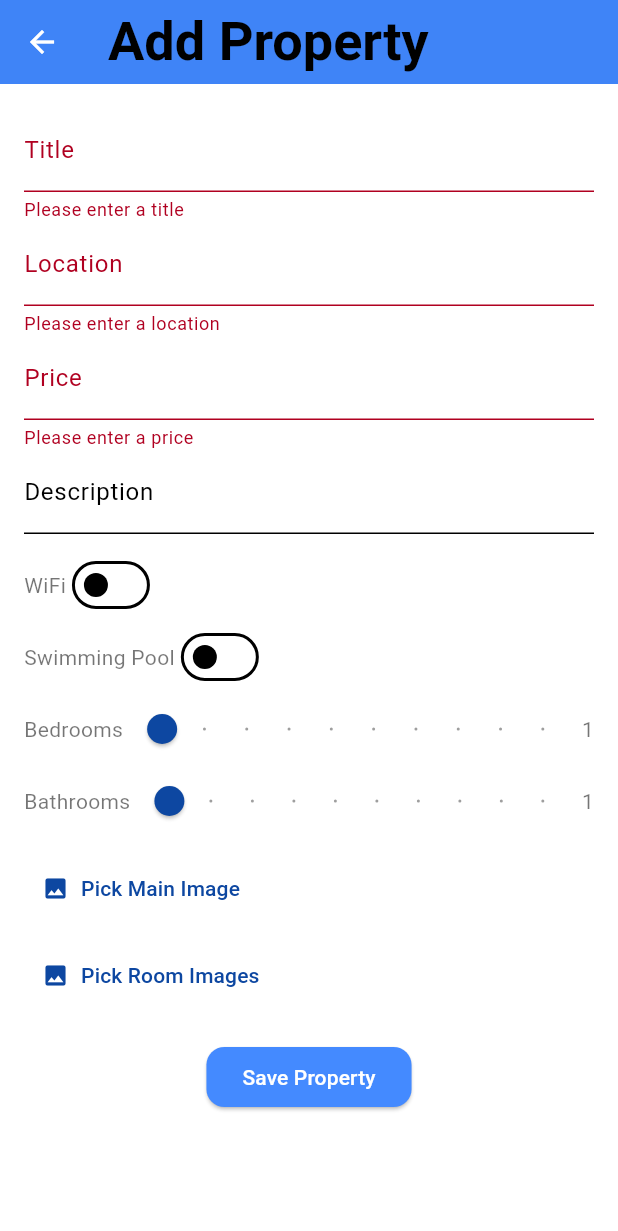
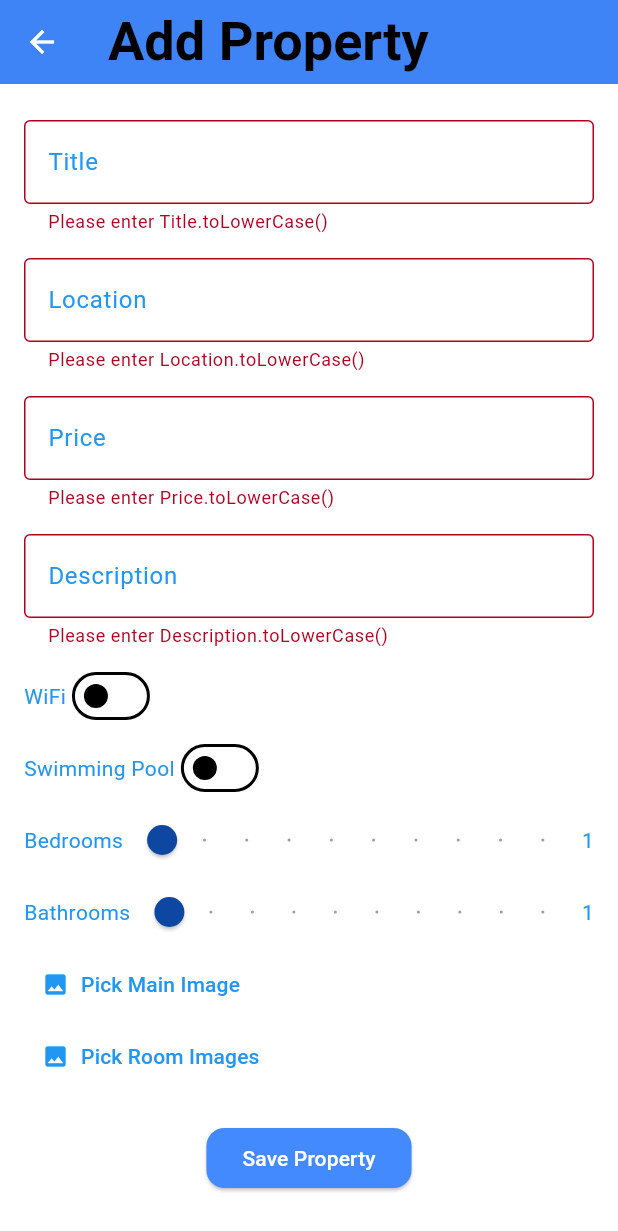
Before and after one commit to Ggayi-Edward/Property_management_application, a Flutter app: the AddPropertyPage screen opened by its route, after a tap on "Save Property", on a phone screen of 412 x 824 dp. Shown: the top 1231 px of the screen. Run offline on Flutter 3.47's test engine with Material 3 defaults, Android fonts, the light colour scheme and no system bars; our stand-ins replace carousel_slider, cloud_firestore, firebase_auth, firebase_core, firebase_messaging, firebase_storage and 7 more; missing offline and left inert: dart:html, flutterwave_standard; accounts and stored records are empty; project files that could hold a hidden picture were left out.

Commit message:
added code on add_property page

```diff
--- a/lib/data/addProperty.dart
+++ b/lib/data/addProperty.dart
@@ -122,147 +122,18 @@ class _AddPropertyPageState extends State<AddPropertyPage> {
             child: Column(
               crossAxisAlignment: CrossAxisAlignment.start,
               children: [
-                TextFormField(
-                  controller: _titleController,
-                  decoration: InputDecoration(labelText: 'Title'),
-                  validator: (value) {
-                    if (value == null || value.isEmpty) {
-                      return 'Please enter a title';
-                    }
-                    return null;
-                  },
-                ),
-                TextFormField(
-                  controller: _locationController,
-                  decoration: InputDecoration(labelText: 'Location'),
-                  validator: (value) {
-                    if (value == null || value.isEmpty) {
-                      return 'Please enter a location';
-                    }
-                    return null;
-                  },
-                ),
-                TextFormField(
-                  controller: _priceController,
-                  decoration: InputDecoration(labelText: 'Price'),
-                  keyboardType: TextInputType.number,
-                  validator: (value) {
-                    if (value == null || value.isEmpty) {
-                      return 'Please enter a price';
-                    }
-                    return null;
-                  },
-                ),
-                TextFormField(
-                  controller: _descriptionController,
-                  decoration: InputDecoration(labelText: 'Description'),
-                ),
-                SizedBox(height: 10),
-                Row(
-                  children: [
-                    Text('WiFi'),
-                    Switch(
-                      value: _wifi,
-                      onChanged: (value) {
-                        setState(() {
-                          _wifi = value;
-                        });
-                      },
-                    ),
-                  ],
-                ),
-                Row(
-                  children: [
-                    Text('Swimming Pool'),
-                    Switch(
-                      value: _swimmingPool,
-                      onChanged: (value) {
-                        setState(() {
-                          _swimmingPool = value;
-                        });
-                      },
-                    ),
-                  ],
-                ),
-                Row(
-                  children: [
-                    Text('Bedrooms'),
-                    Expanded(
-                      child: Slider(
-                        value: _bedrooms.toDouble(),
-                        min: 1,
-                        max: 10,
-                        divisions: 9,
-                        label: '$_bedrooms',
-                        onChanged: (value) {
-                          setState(() {
-                            _bedrooms = value.toInt();
-                          });
-                        },
-                      ),
-                    ),
-                    Text('$_bedrooms'),
-                  ],
-                ),
-                Row(
-                  children: [
-                    Text('Bathrooms'),
-                    Expanded(
-                      child: Slider(
-                        value: _bathrooms.toDouble(),
-                        min: 1,
-                        max: 10,
-                        divisions: 9,
-                        label: '$_bathrooms',
-                        onChanged: (value) {
-                          setState(() {
-                            _bathrooms = value.toInt();
-                          });
-                        },
-                      ),
-                    ),
-                    Text('$_bathrooms'),
-                  ],
-                ),
-                SizedBox(height: 10),
-                TextButton.icon(
-                  onPressed: () => _pickImage(true),
-                  icon: Icon(Icons.image),
-                  label: Text('Pick Main Image'),
-                ),
-                if (_mainImageBase64 != null)
-                  Image.memory(
-                    base64Decode(_mainImageBase64!.split(',').last),
-                    height: 150,
-                  ),
-                SizedBox(height: 10),
-                TextButton.icon(
-                  onPressed: () => _pickImage(false),
-                  icon: Icon(Icons.image),
-                  label: Text('Pick Room Images'),
-                ),
-                Wrap(
-                  spacing: 10,
-                  children: _roomImagesBase64.map((imgBase64) {
-                    return Image.memory(
-                      base64Decode(imgBase64.split(',').last),
-                      height: 100,
-                    );
-                  }).toList(),
-                ),
+                _buildTextFormField('Title', _titleController),
+                _buildTextFormField('Location', _locationController),
+                _buildTextFormField('Price', _priceController, TextInputType.number),
+                _buildTextFormField('Description', _descriptionController),
+                _buildSwitchRow('WiFi', _wifi, (value) => setState(() => _wifi = value)),
+                _buildSwitchRow('Swimming Pool', _swimmingPool, (value) => setState(() => _swimmingPool = value)),
+                _buildSliderRow('Bedrooms', _bedrooms, (value) => setState(() => _bedrooms = value.toInt()), 1, 10),
+                _buildSliderRow('Bathrooms', _bathrooms, (value) => setState(() => _bathrooms = value.toInt()), 1, 10),
+                _buildImagePicker('Pick Main Image', () => _pickImage(true), _mainImageBase64),
+                _buildImagePicker('Pick Room Images', () => _pickImage(false), null, _roomImagesBase64),
                 SizedBox(height: 20),
-                if (_isSaving)
-                  Center(child: CircularProgressIndicator())
-                else
-                  Center(
-                    child: ElevatedButton(
-                      onPressed: _saveProperty,
-                      child: Text('Save Property'),
-                      style: ElevatedButton.styleFrom(
-                        backgroundColor: Colors.blueAccent,
-                      ),
-                    ),
-                  ),
+                _buildSaveButton(),
                 if (_feedbackMessage != null)
                   Center(
                     child: Padding(
@@ -280,4 +151,95 @@ class _AddPropertyPageState extends State<AddPropertyPage> {
       ),
     );
   }
+
+  Widget _buildTextFormField(String label, TextEditingController controller, [TextInputType keyboardType = TextInputType.text]) {
+    return Padding(
+      padding: const EdgeInsets.symmetric(vertical: 8.0),
+      child: TextFormField(
+        controller: controller,
+        decoration: InputDecoration(
+          labelText: label,
+          labelStyle: TextStyle(color: Colors.blue),
+          border: OutlineInputBorder(),
+        ),
+        keyboardType: keyboardType,
+        validator: (value) {
+          if (value == null || value.isEmpty) {
+            return 'Please enter $label.toLowerCase()';
+          }
+          return null;
+        },
+      ),
+    );
+  }
+
+  Widget _buildSwitchRow(String label, bool value, ValueChanged<bool> onChanged) {
+    return Row(
+      children: [
+        Text(label, style: TextStyle(color: Colors.blue)),
+        Switch(value: value, onChanged: onChanged),
+      ],
+    );
+  }
+
+  Widget _buildSliderRow(String label, int value, ValueChanged<double> onChanged, int min, int max) {
+    return Row(
+      children: [
+        Text(label, style: TextStyle(color: Colors.blue)),
+        Expanded(
+          child: Slider(
+            value: value.toDouble(),
+            min: min.toDouble(),
+            max: max.toDouble(),
+            divisions: max - min,
+            label: '$value',
+            onChanged: onChanged,
+          ),
+        ),
+        Text('$value', style: TextStyle(color: Colors.blue)),
+      ],
+    );
+  }
+
+  Widget _buildImagePicker(String label, VoidCallback onPressed, String? imageBase64, [List<String>? imagesBase64]) {
+    return Column(
+      crossAxisAlignment: CrossAxisAlignment.start,
+      children: [
+        TextButton.icon(
+          onPressed: onPressed,
+          icon: Icon(Icons.image, color: Colors.blue),
+          label: Text(label, style: TextStyle(color: Colors.blue)),
+        ),
+        if (imageBase64 != null)
+          Image.memory(
+            base64Decode(imageBase64.split(',').last),
+            height: 150,
+          ),
+        if (imagesBase64 != null)
+          Wrap(
+            spacing: 10,
+            children: imagesBase64.map((imgBase64) {
+              return Image.memory(
+                base64Decode(imgBase64.split(',').last),
+                height: 100,
+              );
+            }).toList(),
+          ),
+      ],
+    );
+  }
+
+  Widget _buildSaveButton() {
+    return Center(
+      child: _isSaving
+        ? CircularProgressIndicator()
+        : ElevatedButton(
+            onPressed: _saveProperty,
+            child: Text('Save Property'),
+            style: ElevatedButton.styleFrom(
+              backgroundColor: Colors.blueAccent,
+            ),
+          ),
+    );
+  }
 }
```
